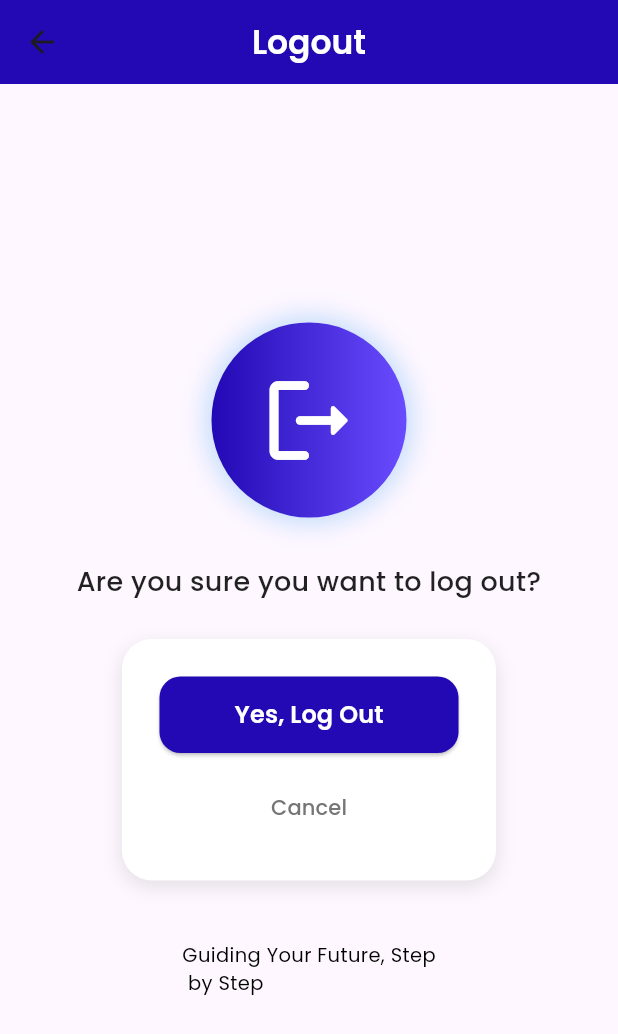
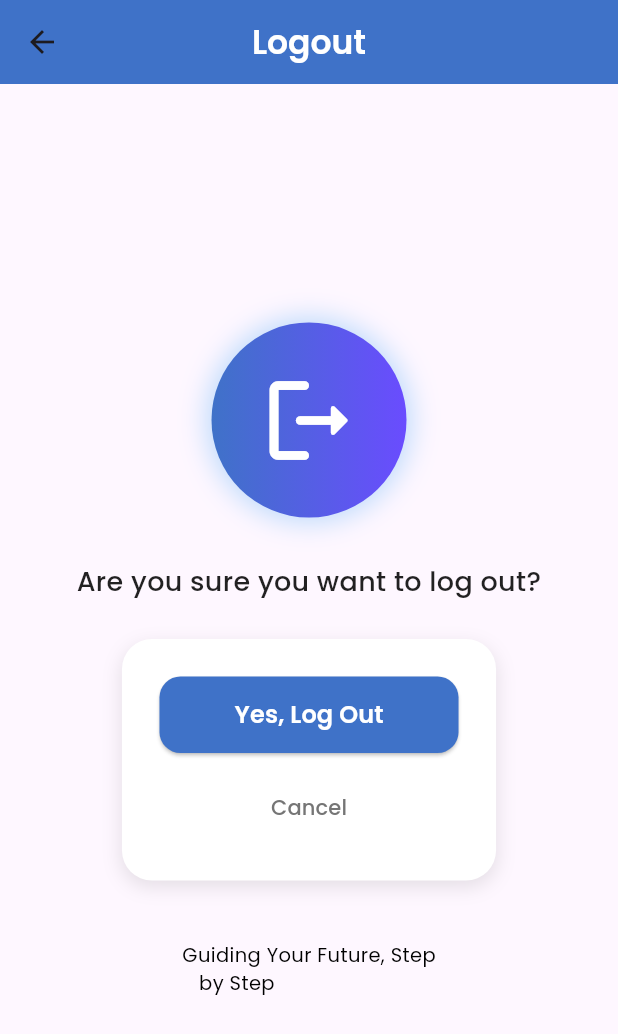
Before and after one commit to Amansarfraz/career_advisor, a Flutter app: the LogoutScreen screen opened directly, on a phone screen of 412 x 824 dp. Shown: the top 1034 px of the screen. Run offline on Flutter 3.47's test engine with Material 3 defaults, Android fonts, the phone set to English and light mode, and no system bars; our stand-ins replace google_fonts.

Commit message:
first commit

```diff
--- a/lib/screens/logout_screen.dart
+++ b/lib/screens/logout_screen.dart
@@ -50,7 +50,7 @@ class _LogoutScreenState extends State<LogoutScreen>
       backgroundColor: Theme.of(context).scaffoldBackgroundColor,
 
       appBar: AppBar(
-        backgroundColor: const Color(0xFF2209B4),
+        backgroundColor: const Color(0xFF3F72C8),
         centerTitle: true,
         title: Text(
           "Logout",
@@ -77,7 +77,7 @@ class _LogoutScreenState extends State<LogoutScreen>
                     decoration: BoxDecoration(
                       shape: BoxShape.circle,
                       gradient: const LinearGradient(
-                        colors: [Color(0xFF2209B4), Color(0xFF6A4CFF)],
+                        colors: [Color(0xFF3F72C8), Color(0xFF6A4CFF)],
                       ),
                       boxShadow: [
                         BoxShadow(
@@ -136,7 +136,7 @@ class _LogoutScreenState extends State<LogoutScreen>
                       /// LOGOUT BUTTON
                       ElevatedButton(
                         style: ElevatedButton.styleFrom(
-                          backgroundColor: const Color(0xFF2209B4),
+                          backgroundColor: const Color(0xFF3F72C8),
                           padding: const EdgeInsets.symmetric(
                             horizontal: 50,
                             vertical: 14,
@@ -188,7 +188,7 @@ class _LogoutScreenState extends State<LogoutScreen>
                 Column(
                   children: [
                     Text(
-                      "Guiding Your Future, Step\n by Step",
+                      "Guiding Your Future, Step\n   by Step",
                       style: GoogleFonts.poppins(
                         color: isDark ? Colors.white70 : Colors.black,
                         fontSize: 13,
```
